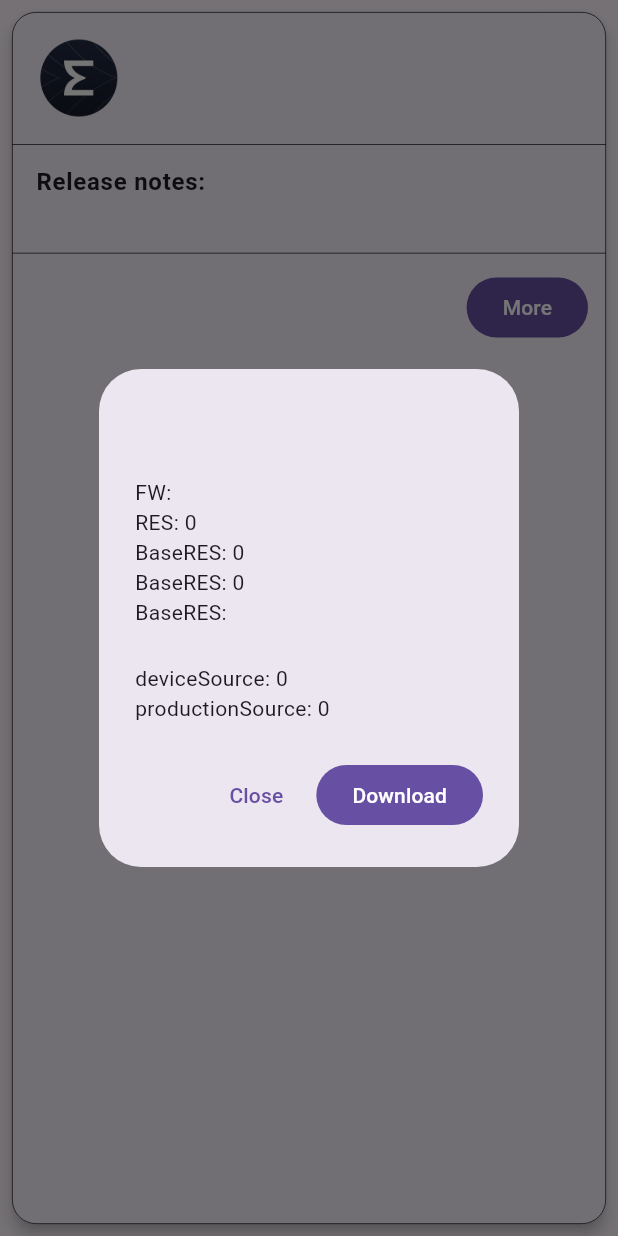
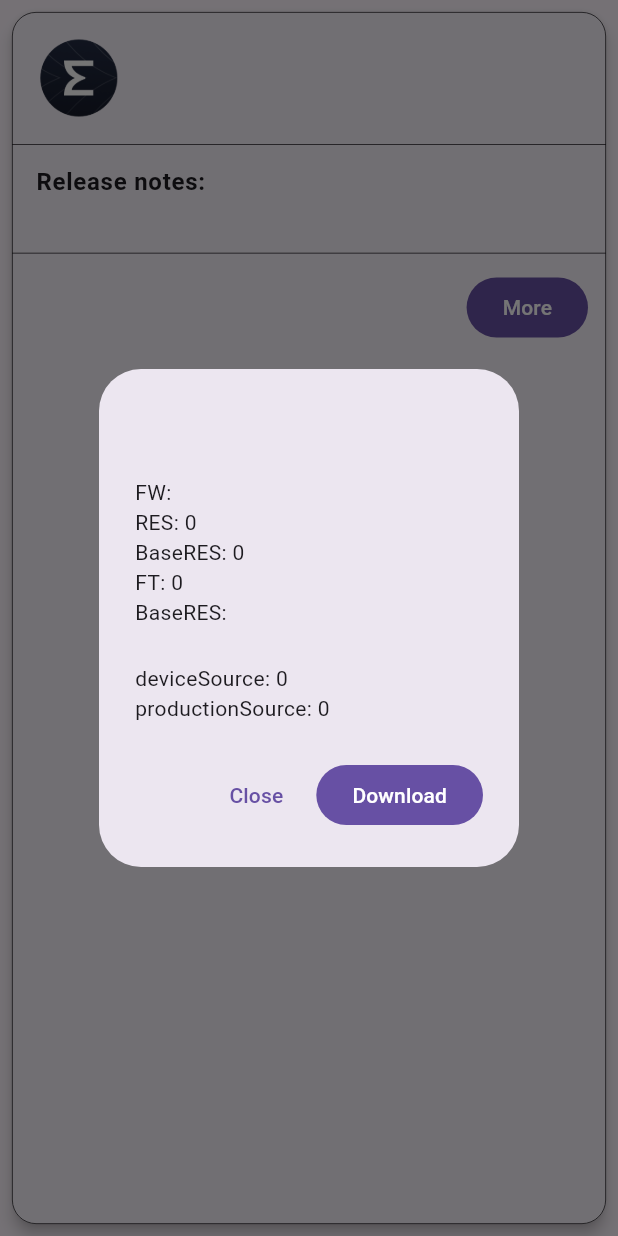
Before and after one commit to Keddnyo/miyolla, a Flutter app: the FeedCard widget shown alone on an empty page, opened directly with empty values, after a tap on "More", on a phone screen of 412 x 824 dp. Run offline on Flutter 3.47's test engine with Material 2 defaults, Android fonts, the phone set to English and light mode, and no system bars; our stand-ins replace infinite_scroll_pagination; network calls fail.

Commit message:
Update feed_card.dart

```diff
--- a/lib/src/ui/screen/firmwares_feed_screen/feed_card.dart
+++ b/lib/src/ui/screen/firmwares_feed_screen/feed_card.dart
@@ -27,7 +27,7 @@ class FeedCard extends StatelessWidget {
               if (firmware.baseResourceVersion != null)
                 Text('BaseRES: ${firmware.baseResourceVersion}'),
               if (firmware.fontVersion != null)
-                Text('BaseRES: ${firmware.fontVersion}'),
+                Text('FT: ${firmware.fontVersion}'),
               if (firmware.gpsVersion != null)
                 Text('BaseRES: ${firmware.gpsVersion}'),
               const SizedBox(height: 24),
```
